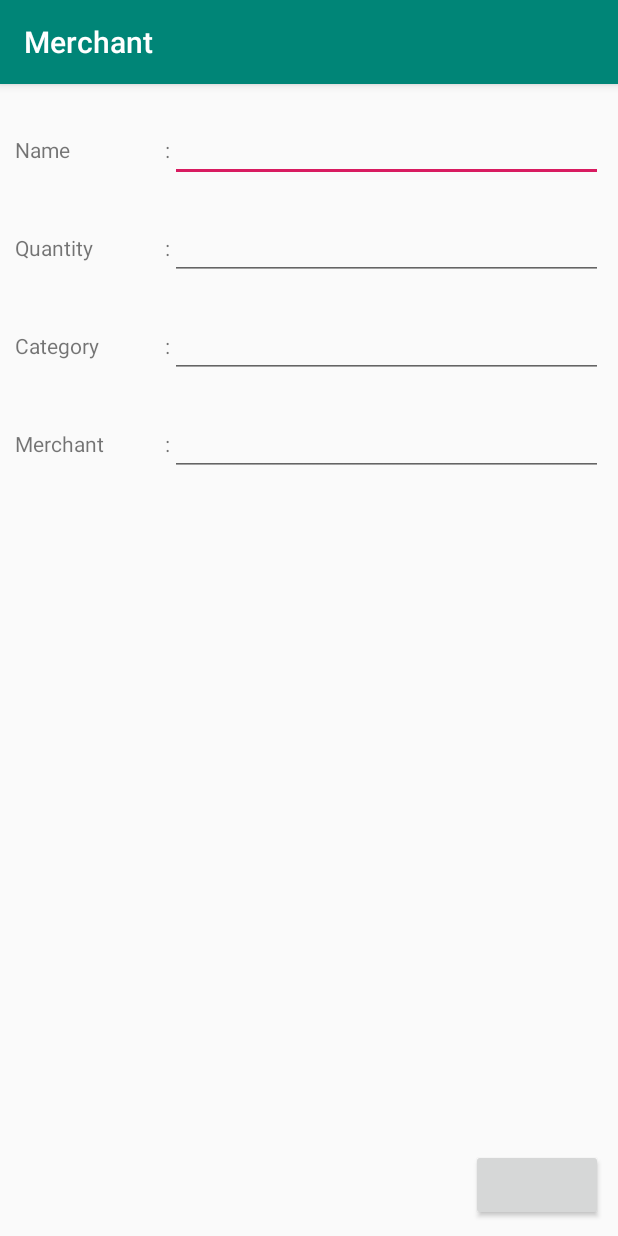
After one commit to aditholmes210/TugasAndroid, an Android app: the AddPrdt screen opened directly, with no data from a screen before it, on a phone screen of 412 x 824 dp. The commit adds this screen. Run offline under Robolectric (Android 15) with nearby library versions, the phone set to English and light mode, and no system bars; our stand-ins replace Volley; network calls fail.

```diff
--- a/Merchant/app/build.gradle
+++ b/Merchant/app/build.gradle
@@ -32,4 +32,5 @@ dependencies {
     implementation 'com.squareup.picasso:picasso:2.71828'
     implementation 'androidx.cardview:cardview:1.0.0'
     implementation 'com.google.code.gson:gson:2.8.6'
+    implementation 'com.android.volley:volley:1.1.1'
 }
--- a/Merchant/app/src/main/java/com/aditas/merchant/Activity/Adapt.java
+++ b/Merchant/app/src/main/java/com/aditas/merchant/Activity/Adapt.java
@@ -75,8 +75,8 @@ public class Adapt extends RecyclerView.Adapter<Adapt.MainHolder>{
             prodName.setText(product.getName());
             MerchName.setText(product.getMerch().getName());
             Picasso.get()
-                    .load("http://192.168.6.221:81/storage/"+product.getImage())
-                    .error(R.drawable.flip)
+                    .load("http://210.210.154.65:4444/storage/"+product.getImage())
+                    .error(R.drawable.ic_launcher_background)
                     .fit()
                     .into(img, new Callback() {
                         @Override
--- /dev/null
+++ b/Merchant/app/src/main/java/com/aditas/merchant/AddPrdt.java
@@ -0,0 +1,80 @@
+package com.aditas.merchant;
+
+import android.os.Bundle;
+import android.util.Log;
+import android.view.View;
+import android.widget.Button;
+import android.widget.EditText;
+
+import androidx.appcompat.app.AppCompatActivity;
+
+import com.android.volley.AuthFailureError;
+import com.android.volley.Request;
+import com.android.volley.RequestQueue;
+import com.android.volley.Response;
+import com.android.volley.VolleyError;
+import com.android.volley.toolbox.StringRequest;
+import com.android.volley.toolbox.Volley;
+
+import java.util.Hashtable;
+import java.util.Map;
+
+public class AddPrdt extends AppCompatActivity {
+    RequestQueue queue;
+    EditText etNm, etQty, etMrc, etCtg;
+    Button btnSend;
+    String url = "http://210.210.154.65:4444/api/products"; //method GET
+
+    @Override
+    protected void onCreate(Bundle savedInstanceState) {
+        super.onCreate(savedInstanceState);
+        setContentView(R.layout.add_prdt);
+
+        init();
+        queue = Volley.newRequestQueue(this);
+        btnSend.setOnClickListener(new View.OnClickListener(){
+            @Override
+            public void onClick(View v) {
+                //product to be send
+                Volley();
+            }
+        });
+    }
+
+    public void init(){
+        etNm = findViewById(R.id.et_name);
+        etQty = findViewById(R.id.et_qty);
+        etMrc = findViewById(R.id.et_merch);
+        etCtg = findViewById(R.id.et_cat);
+        btnSend = findViewById(R.id.btn_send);
+    }
+
+    public void Volley(){
+        final String productName = etNm.getText().toString();
+        final String productQty = etQty.getText().toString();;
+        final String catId = etCtg.getText().toString();;
+        final String merchantId = etMrc.getText().toString();;
+        StringRequest addProdReq = new StringRequest(Request.Method.POST, url, new Response.Listener<String>() {
+            @Override
+            public void onResponse(String response) {
+                //Handle response
+            }
+        }, new Response.ErrorListener() {
+            @Override
+            public void onErrorResponse(VolleyError error) {
+                Log.e("Volley Error", error.getMessage());
+            }
+        }){
+            @Override
+            protected Map<String, String> getParams() throws AuthFailureError {
+                Map<String, String> param = new Hashtable<String, String>();
+                param.put("ProductName", productName);
+                param.put("ProductQty", productQty);
+                param.put("catId", catId);
+                param.put("merchantId", merchantId);
+                return param;
+            }
+        };
+        queue.add(addProdReq);
+    }
+}
--- /dev/null
+++ b/Merchant/app/src/main/res/layout/add_prdt.xml
@@ -0,0 +1,131 @@
+<?xml version="1.0" encoding="utf-8"?>
+<android.support.constraint.ConstraintLayout xmlns:android="http://schemas.android.com/apk/res/android"
+    xmlns:app="http://schemas.android.com/apk/res-auto"
+    xmlns:tools="http://schemas.android.com/tools"
+    android:layout_width="match_parent"
+    android:layout_height="match_parent"
+    tools:context=".AddPrdt"
+    android:padding="10dp">
+
+    <LinearLayout
+        android:id="@+id/edit_name_wrapper"
+        android:layout_width="match_parent"
+        android:layout_height="wrap_content"
+        app:layout_constraintTop_toTopOf="parent"
+        android:orientation="horizontal"
+        android:paddingTop="10dp"
+        android:paddingBottom="10dp">
+        <TextView
+            android:id="@+id/tv_label_name"
+            android:layout_width="100dp"
+            android:layout_height="wrap_content"
+            android:text="Name"/>
+        <TextView
+            android:layout_width="wrap_content"
+            android:layout_height="wrap_content"
+            android:text=":"/>
+
+        <EditText
+            android:id="@+id/et_name"
+            android:layout_width="match_parent"
+            android:layout_height="wrap_content"
+            android:textAlignment="center"
+            android:textStyle="bold"
+            app:layout_constraintTop_toTopOf="parent"/>
+
+    </LinearLayout>
+
+    <LinearLayout
+        android:id="@+id/edit_cat_wrapper"
+        android:layout_width="match_parent"
+        android:layout_height="wrap_content"
+        app:layout_constraintTop_toBottomOf="@id/edit_qty_wrapper"
+        android:orientation="horizontal"
+        android:paddingTop="10dp"
+        android:paddingBottom="10dp">
+
+        <TextView
+            android:id="@+id/tv_label_cat"
+            android:layout_width="100dp"
+            android:layout_height="wrap_content"
+            android:text="Category"/>
+        <TextView
+            android:layout_width="wrap_content"
+            android:layout_height="wrap_content"
+            android:text=":"/>
+
+        <EditText
+            android:id="@+id/et_cat"
+            android:layout_width="match_parent"
+            android:layout_height="wrap_content"
+            android:textAlignment="center"
+            android:textStyle="bold"
+            app:layout_constraintTop_toTopOf="parent"/>
+
+    </LinearLayout>
+
+    <LinearLayout
+        android:id="@+id/edit_qty_wrapper"
+        android:layout_width="match_parent"
+        android:layout_height="wrap_content"
+        app:layout_constraintTop_toBottomOf="@id/edit_name_wrapper"
+        android:orientation="horizontal"
+        android:paddingTop="10dp"
+        android:paddingBottom="10dp">
+
+        <TextView
+            android:id="@+id/tv_label_qty"
+            android:layout_width="100dp"
+            android:layout_height="wrap_content"
+            android:text="Quantity"/>
+        <TextView
+            android:layout_width="wrap_content"
+            android:layout_height="wrap_content"
+            android:text=":"/>
+
+        <EditText
+            android:id="@+id/et_qty"
+            android:layout_width="match_parent"
+            android:layout_height="wrap_content"
+            android:textAlignment="center"
+            android:textStyle="bold"
+            app:layout_constraintTop_toTopOf="parent"/>
+
+    </LinearLayout>
+
+    <LinearLayout
+        android:id="@+id/edit_merch_wrapper"
+        android:layout_width="match_parent"
+        android:layout_height="wrap_content"
+        app:layout_constraintTop_toBottomOf="@id/edit_cat_wrapper"
+        android:orientation="horizontal"
+        android:paddingTop="10dp"
+        android:paddingBottom="10dp">
+
+        <TextView
+            android:id="@+id/tv_label_merch"
+            android:layout_width="100dp"
+            android:layout_height="wrap_content"
+            android:text="Merchant"/>
+        <TextView
+            android:layout_width="wrap_content"
+            android:layout_height="wrap_content"
+            android:text=":"/>
+
+        <EditText
+            android:id="@+id/et_merch"
+            android:layout_width="match_parent"
+            android:layout_height="wrap_content"
+            android:textAlignment="center"
+            android:textStyle="bold"
+            app:layout_constraintTop_toTopOf="parent"/>
+
+    </LinearLayout>
+    <Button
+        android:id="@+id/btn_send"
+        android:layout_width="wrap_content"
+        android:layout_height="wrap_content"
+        app:layout_constraintBottom_toBottomOf="parent"
+        app:layout_constraintEnd_toEndOf="@+id/edit_name_wrapper" />
+
+</android.support.constraint.ConstraintLayout>
```
Also changed, not shown: Merchant/app/src/main/AndroidManifest.xml (+4 -5 lines), Merchant/app/src/main/java/com/aditas/merchant/Activity/MainActivity.java (+63 -9 lines), Merchant/app/src/main/java/com/aditas/merchant/GsonActivity.java (+36 -17 lines).
